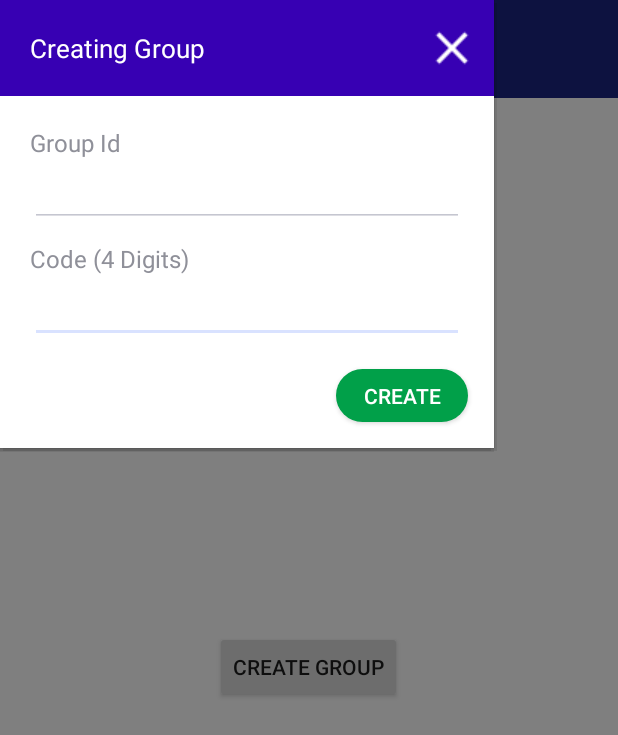
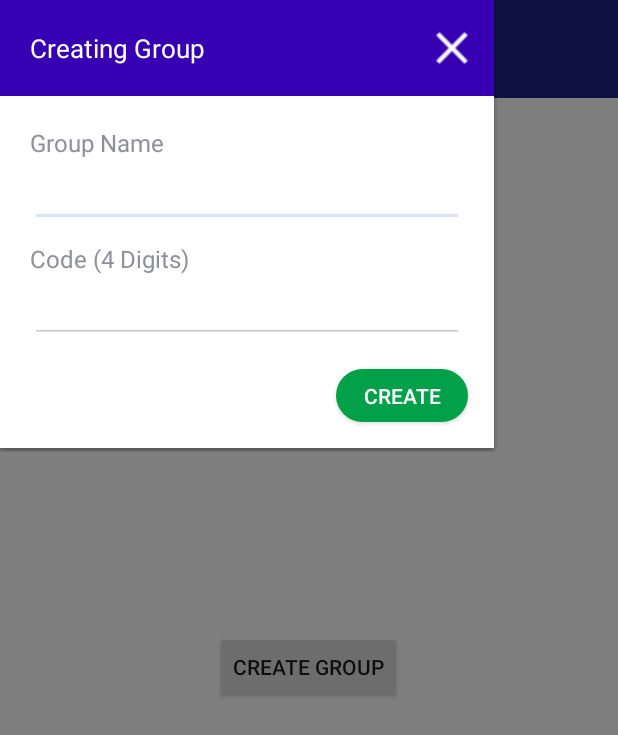
Before and after one commit to CzynJay/FIT5120_Project, an Android app: the Group_Activity screen opened directly, with no data from a screen before it, after a tap on "CREATE GROUP", on a phone screen of 412 x 824 dp. Shown: the top 735 px of the screen. Run offline under Robolectric (Android 15) with nearby library versions, the phone set to English and light mode, and no system bars; our stand-ins replace Firebase (no records; nobody signed in at launch, a user with empty details on screens opened directly).

```diff
--- a/app/src/main/java/com/example/expireddatetracker/Group_Activity.java
+++ b/app/src/main/java/com/example/expireddatetracker/Group_Activity.java
@@ -60,7 +60,7 @@ public class Group_Activity extends AppCompatActivity {
                 ClipboardManager clipboard = (ClipboardManager) getSystemService(CLIPBOARD_SERVICE);
                 ClipData clip = ClipData.newPlainText("label", codeET.getText().toString());
                 clipboard.setPrimaryClip(clip);
-                Toast.makeText(getBaseContext(),"Code is copied",Toast.LENGTH_LONG).show();
+                Toast.makeText(getBaseContext(),"Invitation Code is copied",Toast.LENGTH_LONG).show();
             }
         });
         createBT.setOnClickListener(new View.OnClickListener() {
@@ -80,19 +80,16 @@ public class Group_Activity extends AppCompatActivity {
                                 if (task.isSuccessful())
                                 {
                                    Map<String,Object> map =  task.getResult().getData();
-                                   if (map==null)
+                                   if (map==null||!map.containsKey("Group"))
                                         groupExistHelper(false);
                                    else{
+
                                         findViewById(R.id.code_layout).setVisibility(View.VISIBLE);
                                         groupExistHelper(true);
-                                         codeET.setText(map.get("Group").toString());
+                                         codeET.setText(map.get("Group").toString());}
+                                }}});
+    }
 
-                                   }
-                                }
-                    }
-                });
-
-    }
     private void groupExistHelper(boolean exist)
     {
         if (exist)
--- a/app/src/main/res/layout/group_create_popup.xml
+++ b/app/src/main/res/layout/group_create_popup.xml
@@ -29,15 +29,12 @@
         android:layout_width="wrap_content"
         android:layout_height="wrap_content"
         android:textSize="16sp"
-        android:layout_centerVertical="true"
-        android:text="@string/group_id"/>
+        android:text="@string/group_name"/>
     <EditText
         android:id="@+id/group_password_et"
         android:layout_width="match_parent"
         android:layout_marginStart="20dp"
         android:layout_marginEnd="20dp"
-        android:editable="false"
-        android:focusable="false"
         android:gravity="center"
         android:layout_height="wrap_content"
         />
--- a/app/src/main/res/values/strings.xml
+++ b/app/src/main/res/values/strings.xml
@@ -62,4 +62,5 @@
     <string name="create">Create</string>
     <string name="code">Code (4 Digits)</string>
     <string name="copy">Copy</string>
+    <string name="group_name">Group Name</string>
 </resources>
```
